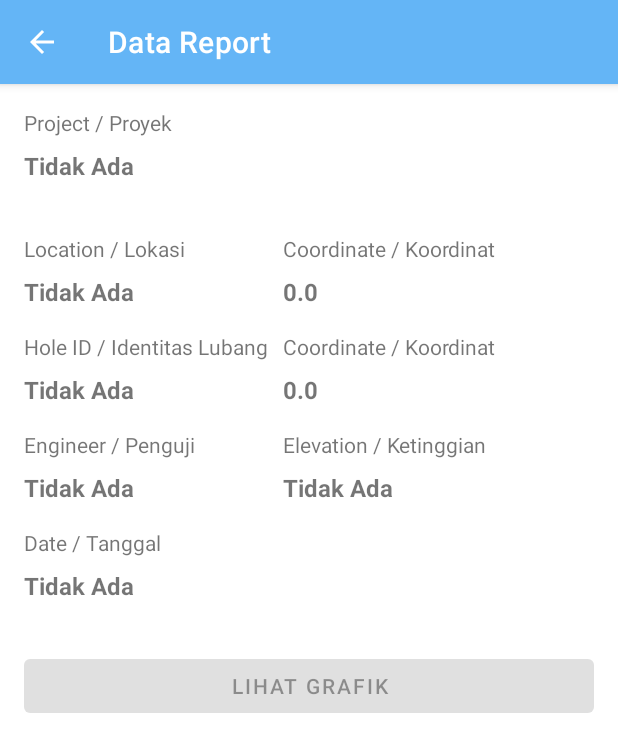
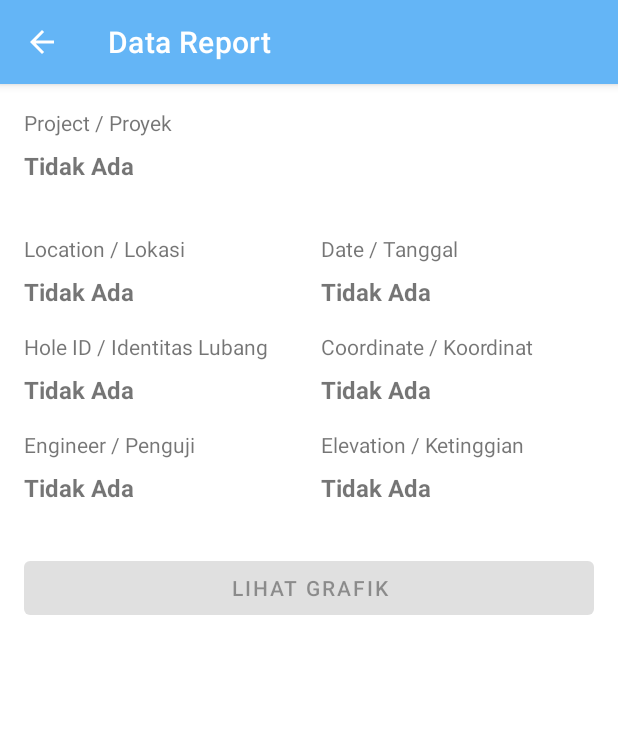
Before and after one commit to ravihabibillah/sipil_app, an Android app: the DataReportActivity screen opened directly, with no data from a screen before it, on a phone screen of 412 x 824 dp. Shown: the top 752 px of the screen. Run offline under Robolectric (Android 15) with nearby library versions, the phone set to English and light mode, and no system bars; 1 statement that could not run was skipped.

Commit message:
mengubah northing dan easting menjadi coordinate

```diff
--- a/sipil_app-develop/app/src/main/java/com/example/sipilapp/DataReportActivity.kt
+++ b/sipil_app-develop/app/src/main/java/com/example/sipilapp/DataReportActivity.kt
@@ -62,7 +62,7 @@ class DataReportActivity : AppCompatActivity() {
 
     }
 
-    private fun clickableButtonToGraph(click: Boolean){
+    private fun clickableButtonToGraph(click: Boolean) {
         binding.btnToGraph.isEnabled = click
         binding.btnToGraph.isClickable = click
     }
@@ -145,7 +145,7 @@ class DataReportActivity : AppCompatActivity() {
         setTextViewStyleInTable(
             rowTitle,
             textSoilTypeHandbor,
-            getString(R.string.soil_type) + "(Handbor)"
+            getString(R.string.soil_type_handbor)
         )
 
         rowTitle.setBackgroundResource(R.drawable.border)
@@ -313,12 +313,9 @@ class DataReportActivity : AppCompatActivity() {
                 if (dataReport.holeId.toString().isEmpty()) "Tidak Ada" else dataReport.holeId
             tvEngineer.text =
                 if (dataReport.engineer.toString().isEmpty()) "Tidak Ada" else dataReport.engineer
-            tvEasting.text = if (dataReport.easting.toString()
+            tvCoordinate.text = if (dataReport.coordinate.toString()
                     .isEmpty()
-            ) "Tidak Ada" else dataReport.easting.toString()
-            tvNorthing.text = if (dataReport.northing.toString()
-                    .isEmpty()
-            ) "Tidak Ada" else dataReport.northing.toString()
+            ) "Tidak Ada" else dataReport.coordinate
             tvElevation.text =
                 if (dataReport.elevation.toString().isEmpty()) "Tidak Ada" else dataReport.elevation
             tvDate.text = if (dataReport.date.toString().isEmpty()) "Tidak Ada" else dataReport.date
--- a/sipil_app-develop/app/src/main/java/com/example/sipilapp/data/DataReport.kt
+++ b/sipil_app-develop/app/src/main/java/com/example/sipilapp/data/DataReport.kt
@@ -9,8 +9,7 @@ data class DataReport(
     var location: String? = "",
     var holeId: String? = "",
     var engineer: String? = "",
-    var easting: Float = 0.0F,
-    var northing: Float = 0.0F,
+    var coordinate: String? = "",
     var elevation: String? = "",
     var date: String? = ""
 ): Parcelable
--- a/sipil_app-develop/app/src/main/java/com/example/sipilapp/preferences/ReportPreference.kt
+++ b/sipil_app-develop/app/src/main/java/com/example/sipilapp/preferences/ReportPreference.kt
@@ -13,8 +13,7 @@ internal class ReportPreference(context: Context) {
         editor.putString(LOCATION, value.location)
         editor.putString(HOLE_ID, value.holeId)
         editor.putString(ENGINEER, value.engineer)
-        editor.putFloat(EASTING, value.easting)
-        editor.putFloat(NORTHING, value.northing)
+        editor.putString(COORDINATE, value.coordinate)
         editor.putString(ELEVATION, value.elevation)
         editor.putString(DATE,value.date)
         editor.apply()
@@ -26,8 +25,7 @@ internal class ReportPreference(context: Context) {
         model.location = preferences.getString(LOCATION,"")
         model.holeId = preferences.getString(HOLE_ID,"")
         model.engineer = preferences.getString(ENGINEER,"")
-        model.easting = preferences.getFloat(EASTING, 0.0F)
-        model.northing = preferences.getFloat(NORTHING, 0.0F)
+        model.coordinate = preferences.getString(COORDINATE,"")
         model.elevation = preferences.getString(ELEVATION,"")
         model.date = preferences.getString(DATE,"")
 
@@ -41,8 +39,7 @@ internal class ReportPreference(context: Context) {
         private const val LOCATION = "location"
         private const val HOLE_ID = "hole_id"
         private const val ENGINEER = "engineer"
-        private const val EASTING = "easting"
-        private const val NORTHING = "northing"
+        private const val COORDINATE = "coordinate"
         private const val ELEVATION = "elevation"
         private const val DATE = "date"
     }
--- a/sipil_app-develop/app/src/main/res/layout/activity_data_report.xml
+++ b/sipil_app-develop/app/src/main/res/layout/activity_data_report.xml
@@ -96,47 +96,25 @@
             tools:text="@string/dummy_engineer" />
 
         <TextView
-            android:id="@+id/label_easting"
+            android:id="@+id/label_coordinate"
             android:layout_width="wrap_content"
             android:layout_height="wrap_content"
             android:layout_marginTop="16dp"
             android:text="@string/easting"
-            app:layout_constraintEnd_toEndOf="parent"
-            app:layout_constraintStart_toEndOf="@+id/label_location"
-            app:layout_constraintTop_toBottomOf="@+id/tv_project" />
+            app:layout_constraintStart_toStartOf="@+id/label_date"
+            app:layout_constraintTop_toBottomOf="@+id/tv_date" />
 
         <TextView
-            android:id="@+id/tv_easting"
+            android:id="@+id/tv_coordinate"
             android:layout_width="wrap_content"
             android:layout_height="wrap_content"
             android:layout_marginTop="8dp"
             android:layout_marginBottom="16dp"
             android:textSize="16sp"
             android:textStyle="bold"
-            app:layout_constraintLeft_toLeftOf="@id/label_easting"
-            app:layout_constraintTop_toBottomOf="@id/label_easting"
+            app:layout_constraintLeft_toLeftOf="@id/label_coordinate"
+            app:layout_constraintTop_toBottomOf="@id/label_coordinate"
             tools:text="@string/dummy_easting" />
-
-        <TextView
-            android:id="@+id/label_northing"
-            android:layout_width="wrap_content"
-            android:layout_height="wrap_content"
-            android:layout_marginTop="16dp"
-            android:text="@string/northing"
-            app:layout_constraintStart_toStartOf="@+id/label_easting"
-            app:layout_constraintTop_toBottomOf="@id/tv_easting" />
-
-        <TextView
-            android:id="@+id/tv_northing"
-            android:layout_width="wrap_content"
-            android:layout_height="wrap_content"
-            android:layout_marginTop="8dp"
-            android:layout_marginBottom="16dp"
-            android:textSize="16sp"
-            android:textStyle="bold"
-            app:layout_constraintLeft_toLeftOf="@id/label_northing"
-            app:layout_constraintTop_toBottomOf="@id/label_northing"
-            tools:text="@string/dummy_northing" />
 
         <TextView
             android:id="@+id/label_elevation"
@@ -144,8 +122,8 @@
             android:layout_height="wrap_content"
             android:layout_marginTop="16dp"
             android:text="@string/elevation"
-            app:layout_constraintStart_toStartOf="@+id/tv_northing"
-            app:layout_constraintTop_toBottomOf="@id/tv_northing" />
+            app:layout_constraintStart_toStartOf="@+id/tv_coordinate"
+            app:layout_constraintTop_toBottomOf="@id/tv_coordinate" />
 
         <TextView
             android:id="@+id/tv_elevation"
@@ -163,17 +141,16 @@
             android:id="@+id/label_date"
             android:layout_width="wrap_content"
             android:layout_height="wrap_content"
-            android:layout_marginTop="16dp"
             android:text="@string/date"
-            app:layout_constraintStart_toStartOf="parent"
-            app:layout_constraintTop_toBottomOf="@id/tv_engineer" />
+            app:layout_constraintEnd_toEndOf="parent"
+            app:layout_constraintStart_toEndOf="@+id/label_location"
+            app:layout_constraintTop_toTopOf="@+id/label_location" />
 
         <TextView
             android:id="@+id/tv_date"
             android:layout_width="wrap_content"
             android:layout_height="wrap_content"
             android:layout_marginTop="8dp"
-            android:layout_marginBottom="16dp"
             android:textSize="16sp"
             android:textStyle="bold"
             app:layout_constraintLeft_toLeftOf="@id/label_date"
@@ -199,7 +176,7 @@
             android:layout_marginTop="16dp"
             app:layout_constraintEnd_toEndOf="parent"
             app:layout_constraintStart_toStartOf="parent"
-            app:layout_constraintTop_toBottomOf="@id/tv_date">
+            app:layout_constraintTop_toBottomOf="@+id/tv_engineer">
 
             <TableLayout
                 android:id="@+id/table_main"
--- a/sipil_app-develop/app/src/main/res/values/strings.xml
+++ b/sipil_app-develop/app/src/main/res/values/strings.xml
@@ -28,6 +28,7 @@
     <string name="total_cumulative_friction">Total Cumulative Friction</string>
     <string name="friction_ratio">Friction Ratio</string>
     <string name="soil_type">Soil\nType</string>
+    <string name="soil_type_handbor">Soil Type\n(Handbor)</string>
     <string name="go_to_graph">Lihat Grafik</string>
     <string name="chart_of_tcf">Grafik dari Total Cumulative Friction</string>
     <string name="chart_of_fr">Grafik dari Friction Ratio</string>
```
Also changed, not shown: sipil_app-develop/app/src/main/java/com/example/sipilapp/MainActivity.kt (+7 -15 lines), sipil_app-develop/app/src/main/res/layout/activity_main.xml (+2 -17 lines).
